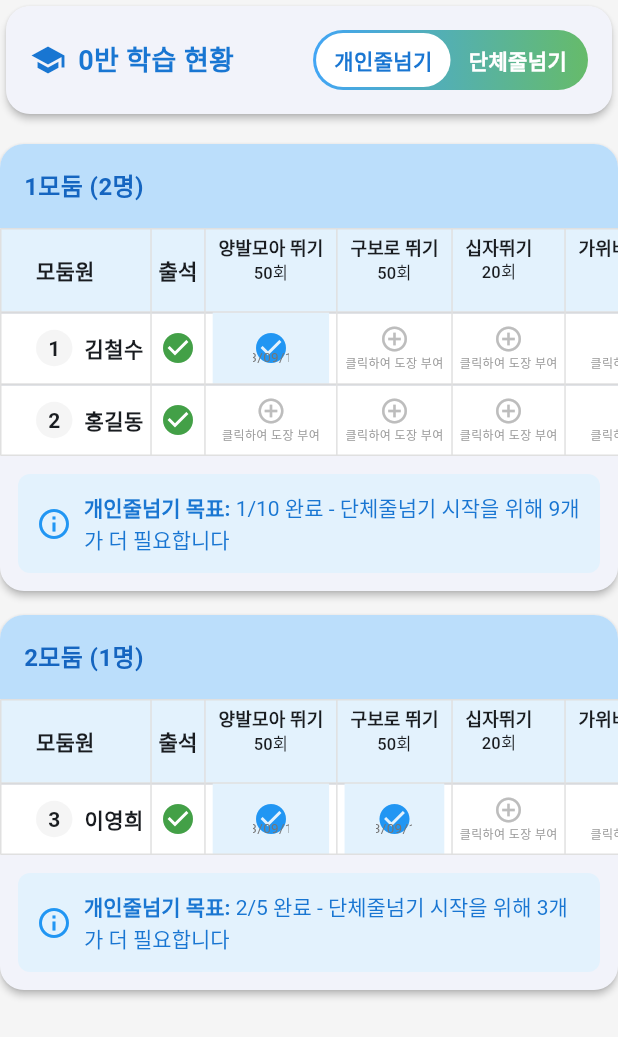
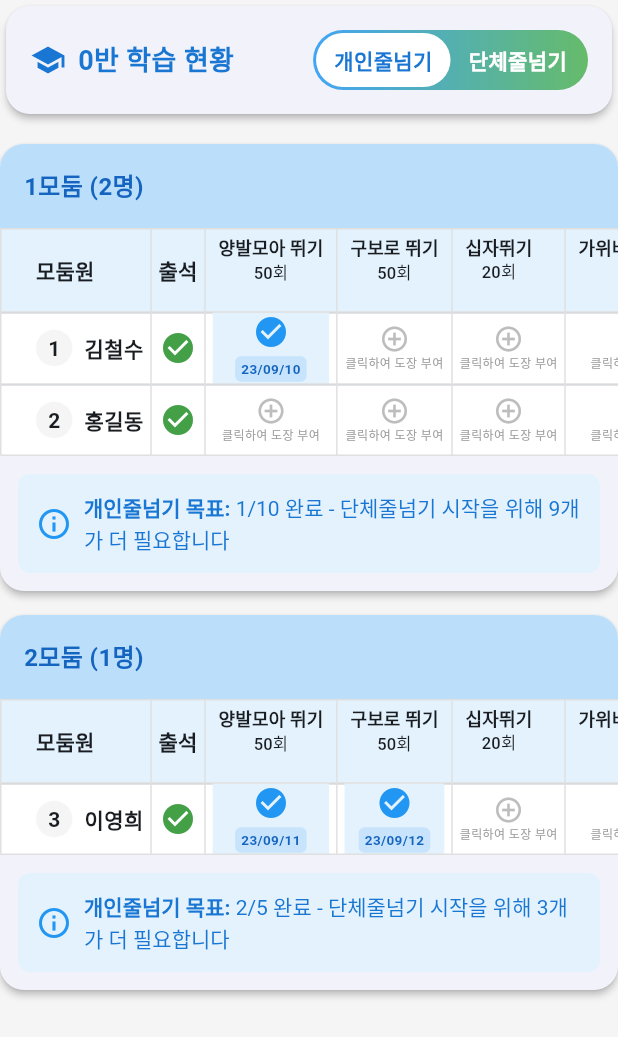
Before and after one commit to garakpe/jump-rope, a Flutter app: the ProgressManagement widget shown alone on an empty page, opened directly with empty values, on a phone screen of 412 x 824 dp. Shown: the top 1037 px of the screen. Run offline on Flutter 3.47's test engine with Material 3 defaults, Android fonts, the phone set to English and light mode, and no system bars; our stand-ins replace cloud_firestore, file_picker, firebase_auth, firebase_core, shared_preferences; missing offline and left inert: excel; accounts and stored records are empty; Roboto replaces fonts that are missing (Pretendard).

Commit message:
교사 도장 부여시 날짜 표시

```diff
--- a/lib/screens/teacher/progress_management.dart
+++ b/lib/screens/teacher/progress_management.dart
@@ -417,6 +417,8 @@ class _ProgressManagementState extends State<ProgressManagement> {
                             ),
 // lib/screens/teacher/progress_management.dart의 _buildProgressTable 내부에서 DataCell 부분 수정
 
+// progress_management.dart 파일의 _buildProgressTable 메서드 내부 DataCell 부분 수정
+
                             ...tasks.map((task) {
                               final isIndividual = _viewMode == 'individual';
                               final progress = isIndividual
@@ -473,8 +475,9 @@ class _ProgressManagementState extends State<ProgressManagement> {
                                           : null,
                                       child: Center(
                                         child: isCompleted
-                                            ? Stack(
-                                                alignment: Alignment.center,
+                                            ? Column(
+                                                mainAxisAlignment:
+                                                    MainAxisAlignment.center,
                                                 children: [
                                                   Icon(
                                                     Icons.check_circle,
@@ -484,15 +487,40 @@ class _ProgressManagementState extends State<ProgressManagement> {
                                                     size: 24,
                                                   ),
                                                   if (completionDate != null)
-                                                    Positioned(
-                                                      bottom: 0,
+                                                    Container(
+                                                      margin:
+                                                          const EdgeInsets.only(
+                                                              top: 4),
+                                                      padding: const EdgeInsets
+                                                          .symmetric(
+                                                          horizontal: 4,
+                                                          vertical: 2),
+                                                      decoration: BoxDecoration(
+                                                        color: isIndividual
+                                                            ? Colors
+                                                                .blue.shade100
+                                                                .withOpacity(
+                                                                    0.7)
+                                                            : Colors
+                                                                .green.shade100
+                                                                .withOpacity(
+                                                                    0.7),
+                                                        borderRadius:
+                                                            BorderRadius
+                                                                .circular(4),
+                                                      ),
                                                       child: Text(
                                                         _formatDate(
                                                             completionDate),
                                                         style: TextStyle(
                                                           fontSize: 9,
-                                                          color: Colors
-                                                              .grey.shade600,
+                                                          fontWeight:
+                                                              FontWeight.bold,
+                                                          color: isIndividual
+                                                              ? Colors
+                                                                  .blue.shade800
+                                                              : Colors.green
+                                                                  .shade800,
                                                         ),
                                                       ),
                                                     ),
@@ -577,16 +605,22 @@ class _ProgressManagementState extends State<ProgressManagement> {
     );
   }
 
-  // 날짜 포맷팅 함수
+// 날짜 포맷팅 함수 개선
   String _formatDate(String? dateString) {
     if (dateString == null) return '';
 
     try {
       final dateTime = DateTime.parse(dateString);
-      return DateFormat('yy/MM/dd').format(dateTime);
+
+      // 년/월/일 형식으로 표시 (더 직관적으로)
+      final y = dateTime.year.toString().substring(2); // 년도 뒤 2자리
+      final m = dateTime.month.toString().padLeft(2, '0');
+      final d = dateTime.day.toString().padLeft(2, '0');
+
+      return '$y/$m/$d';
     } catch (e) {
-      // 날짜 형식이 아닌 경우 원본 그대로 반환
-      return dateString.substring(0, min(10, dateString.length));
+      // 날짜 형식이 아닌 경우 원본 그대로 반환 (최대 10자)
+      return dateString.length > 10 ? dateString.substring(0, 10) : dateString;
     }
   }
 
```
Also changed, not shown: lib/providers/task_provider.dart (+24 -48 lines), lib/services/task_service.dart (+3 -4 lines), 1 other file.
